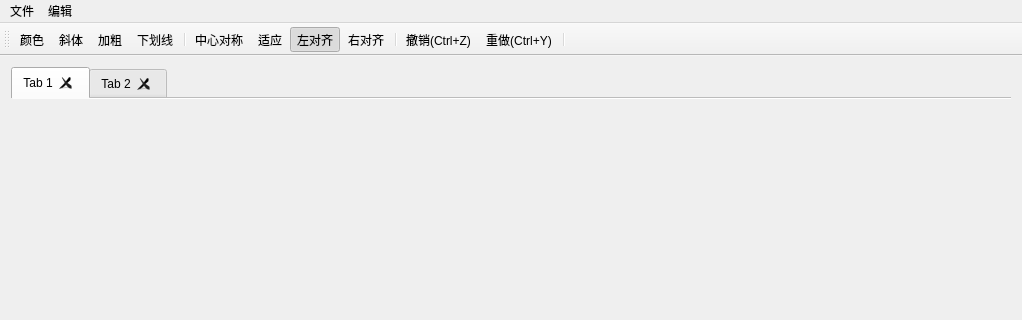
Qt form TextEditer/textediter.ui (luricheng/Html-Documentation-Editor) before a commit; both pictures show x 0 to 1022 and y 0 to 320 of the 1022 by 484 pixel window.
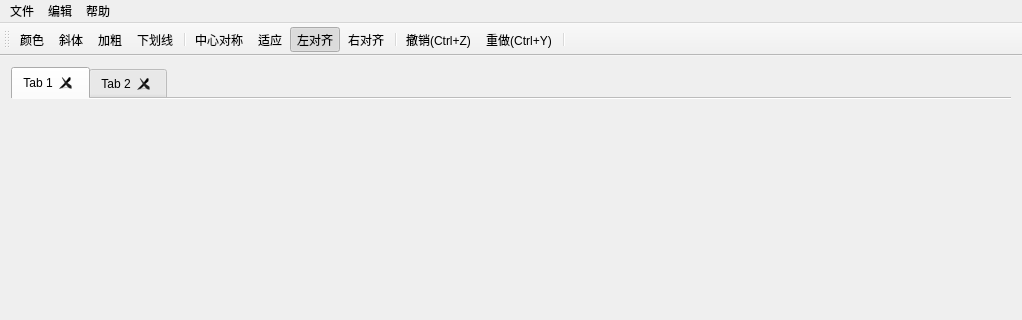
The same form after that commit. Icons and pictures are not drawn.

```diff
--- a/TextEditer/textediter.ui
+++ b/TextEditer/textediter.ui
@@ -75,9 +75,20 @@
     <addaction name="copyAction"/>
     <addaction name="cutAction"/>
     <addaction name="pasteAction"/>
+    <addaction name="separator"/>
+    <addaction name="findAction"/>
+    <addaction name="replaceAction"/>
+   </widget>
+   <widget class="QMenu" name="menu">
+    <property name="title">
+     <string>帮助</string>
+    </property>
+    <addaction name="aboutAction"/>
+    <addaction name="actionHelp"/>
    </widget>
    <addaction name="fileMenu"/>
    <addaction name="editMenu"/>
+   <addaction name="menu"/>
   </widget>
   <widget class="QToolBar" name="mainToolBar">
    <attribute name="toolBarArea">
```
Left out of the diff: 38 changed lines with no effect on the pictures.
